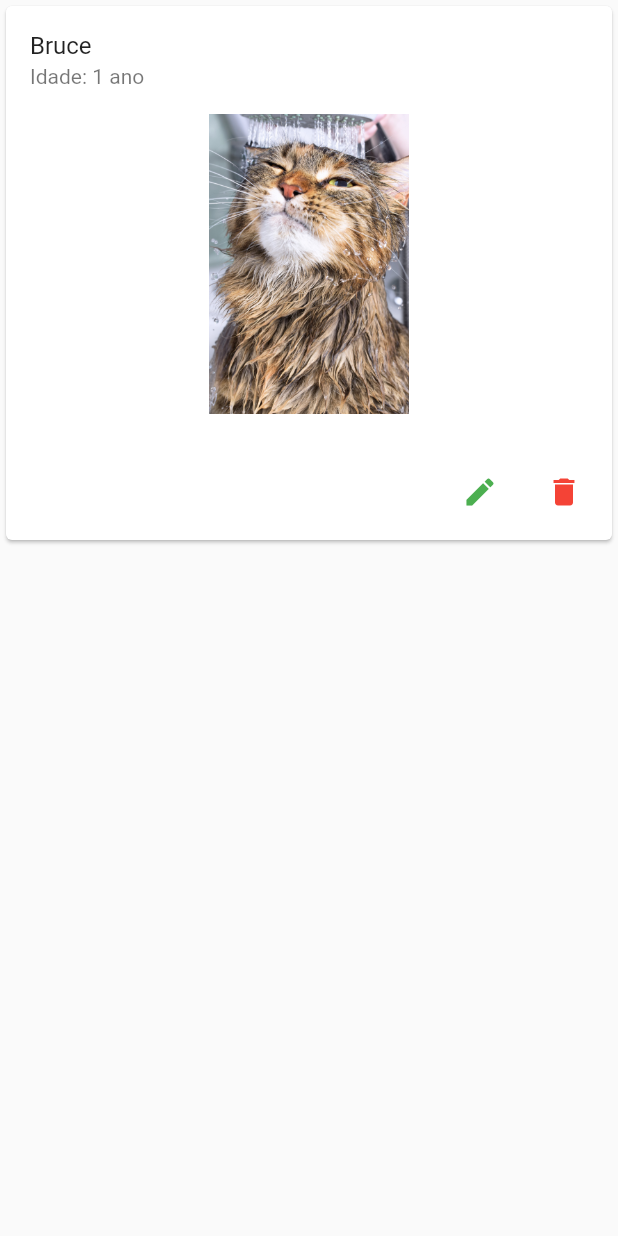
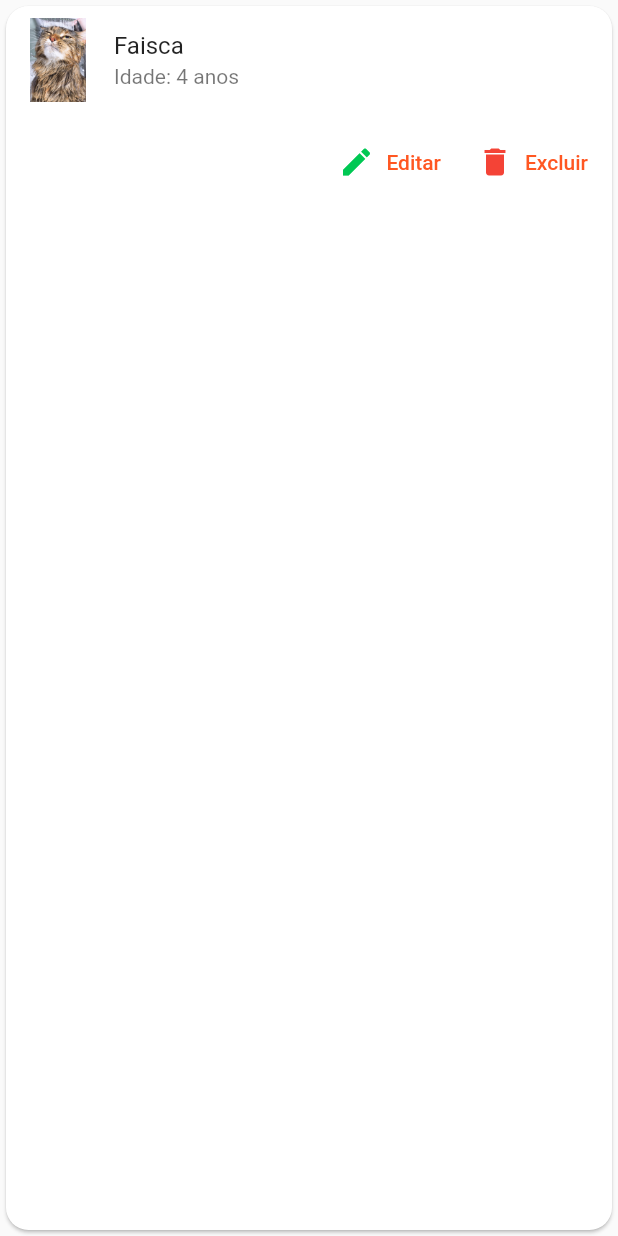
Before and after one commit to DilciHettwerLopes/Pet, a Flutter app: what cardItem() shows on an empty page, opened directly, on a phone screen of 412 x 824 dp. Run offline on Flutter 3.47's test engine with Material 2 defaults, Android fonts, the phone set to English and light mode, and no system bars; our stand-ins replace get.

Commit message:
Cards Adoção
Realizada a estrutura da page adoção e lista de animais

```diff
--- a/lib/pages/lista_animais.dart
+++ b/lib/pages/lista_animais.dart
@@ -1,7 +1,5 @@
 import 'package:flutter/material.dart';
-import 'package:get/get.dart';
 import 'package:petshop/pages/cadastro.dart';
-import 'package:petshop/pages/fotos.dart';
 
 class Lista_Animais extends StatefulWidget {
   @override
@@ -41,47 +39,38 @@ class _Lista_AnimaisState extends State<Lista_Animais> {
 
 Widget cardItem() {
   return Card(
+    shape: RoundedRectangleBorder(
+      borderRadius: BorderRadius.circular(15.0),
+    ),
+    color: Colors.white,
     child: Column(
-      mainAxisSize: MainAxisSize.min,
+      mainAxisSize: MainAxisSize.max,
       children: <Widget>[
-        const ListTile(
-          title: Text("Bruce"),
-          subtitle: Text("Idade: 1 ano"),
-        ),
-        Container(
-          child: Image.asset("assets/banho.jpg"),
-          width: 200,
-          height: 200,
-        ),
-        Container(
-          padding: EdgeInsets.all(10),
-          //   child: Text("Banho dia 25/06/2021."),
-          child: Column(
-              mainAxisSize: MainAxisSize.max,
-              mainAxisAlignment: MainAxisAlignment.center,
-              children: [
-                Row(
-                  mainAxisSize: MainAxisSize.max,
-                  children: [
-                    // Text(
-                    //item.nome,
-                    //  ),
-                  ],
-                ),
-              ]),
+        ListTile(
+          leading: ConstrainedBox(
+            constraints: BoxConstraints(
+              minWidth: 0,
+              minHeight: 100,
+              maxWidth: 90,
+              maxHeight: 100,
+            ),
+            child: Image.asset('assets/banho.jpg', fit: BoxFit.cover),
+          ),
+          title: Text('Faisca'),
+          subtitle: Text('Idade: 4 anos'),
         ),
         ButtonTheme(
           child: ButtonBar(
             children: <Widget>[
-              IconButton(
-                icon: Icon(Icons.edit),
-                color: Colors.green,
+              TextButton.icon(
+                  onPressed: () {},
+                  icon: Icon(Icons.edit, color: Color(0xFF00C853)),
+                  label: Text('Editar')),
+              TextButton.icon(
                 onPressed: () {},
-              ),
-              IconButton(
-                  icon: Icon(Icons.delete),
-                  color: Colors.red,
-                  onPressed: () => Get.to(Cadastro()))
+                icon: Icon(Icons.delete, color: Color(0xFFF44336)),
+                label: Text('Excluir'),
+              )
             ],
           ),
         ),
--- a/pubspec.yaml
+++ b/pubspec.yaml
@@ -23,7 +23,7 @@ dependencies:
   get: ^4.1.4
   http: ^0.13.3
   flutter_tindercard: ^0.2.0
-
+  fluttery_dart2: ^0.0.9
   # The following adds the Cupertino Icons font to your application.
   # Use with the CupertinoIcons class for iOS style icons.
 dev_dependencies:
```
Also changed, not shown: lib/pages/adocao.dart (+11 -44 lines), lib/pages/adote.dart (added, +50 -0 lines), lib/pages/home.dart (+5 -4 lines), pubspec.lock.
